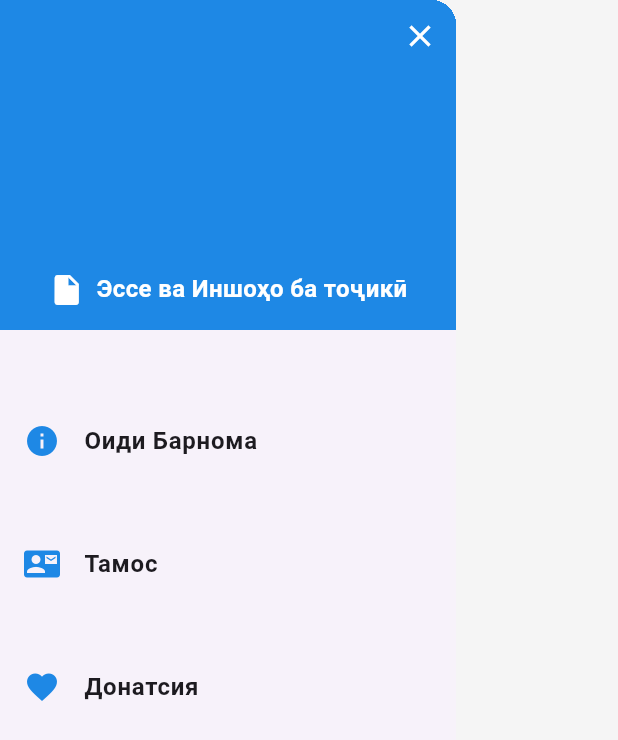
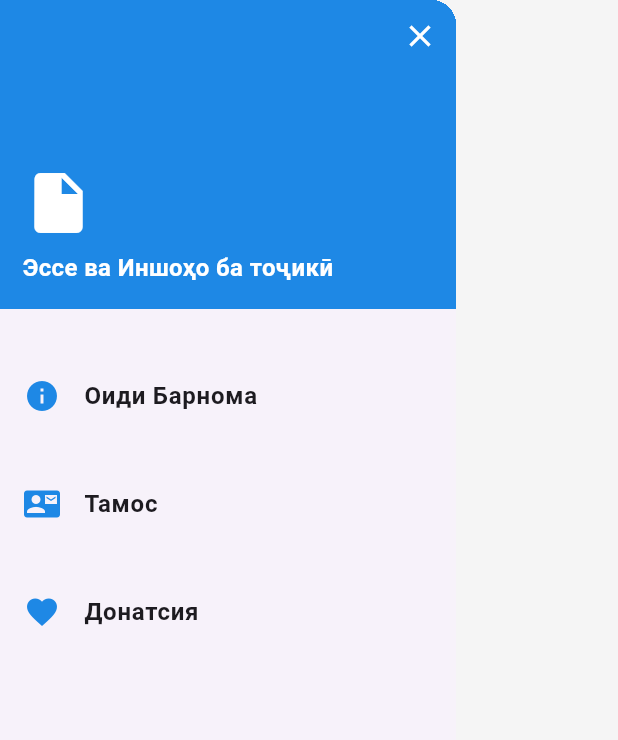
Before and after one commit to asliddinamir/Tajik_Essays, a Flutter app: the CustomDrawer widget shown alone on an empty page, opened directly, on a phone screen of 412 x 824 dp. Shown: the top 740 px of the screen. Run offline on Flutter 3.47's test engine with Material 3 defaults, Android fonts, the phone set to English and light mode, and no system bars; our stand-ins replace font_awesome_flutter; statements that could not run were skipped.

Commit message:
custom drawer updated

```diff
--- a/tajik_essays/lib/custom_drawer.dart
+++ b/tajik_essays/lib/custom_drawer.dart
@@ -8,6 +8,9 @@ class CustomDrawer extends StatelessWidget {
 
   @override
   Widget build(BuildContext context) {
+    final screenHeight = MediaQuery.of(context).size.height;
+    final headerHeight = screenHeight * 0.25; // 25% of the screen height
+
     return Drawer(
       child: Column(
         children: [
@@ -15,7 +18,7 @@ class CustomDrawer extends StatelessWidget {
           Container(
             color: const Color(0xFF1E88E5), // Blue background color
             padding: EdgeInsets.only(top: MediaQuery.of(context).padding.top),
-            height: 220.0, // Adjusted height for header
+            height: headerHeight, // Responsive height
             child: Column(
               mainAxisAlignment:
                   MainAxisAlignment.spaceBetween, // Space between children
@@ -30,17 +33,22 @@ class CustomDrawer extends StatelessWidget {
                     },
                   ),
                 ),
-                // Spacer to push the title to the bottom
-                Spacer(),
+                // Spacer to push the content to the bottom
+                const Spacer(),
                 // App Icon and Name
-                Padding(
-                  padding: const EdgeInsets.all(15.0),
+                const Padding(
+                  padding: EdgeInsets.all(15.0),
                   child: Row(
-                    mainAxisAlignment:
-                        MainAxisAlignment.center, // Center the content
                     children: [
-                      Icon(Icons.insert_drive_file, color: Colors.white),
-                      SizedBox(width: 8),
+                      // Column for icon and title
+                      Column(
+                        crossAxisAlignment: CrossAxisAlignment
+                            .start, // Align column to the start
+                        children: [
+                          Icon(Icons.insert_drive_file,
+                              color: Colors.white,
+                              size: 48.0), // Adjust size as needed
+                          SizedBox(height: 8), // Space between icon and title
                           Text(
                             'Эссе ва Иншоҳо ба тоҷикӣ',
                             style: TextStyle(
@@ -51,12 +59,14 @@ class CustomDrawer extends StatelessWidget {
                           ),
                         ],
                       ),
+                    ],
+                  ),
                 ),
               ],
             ),
           ),
           // Menu Items
-          SizedBox(height: 46),
+          SizedBox(height: 30),
           ListTile(
             leading: const Icon(Icons.info, color: Color(0xFF1E88E5)),
             title: const Text(
@@ -72,7 +82,7 @@ class CustomDrawer extends StatelessWidget {
               ));
             },
           ),
-          SizedBox(height: 26),
+          SizedBox(height: 16),
           ListTile(
             leading: const Icon(Icons.contact_mail, color: Color(0xFF1E88E5)),
             title: const Text(
@@ -88,7 +98,7 @@ class CustomDrawer extends StatelessWidget {
               ));
             },
           ),
-          const SizedBox(height: 26),
+          const SizedBox(height: 16),
           ListTile(
             leading: const Icon(Icons.favorite, color: Color(0xFF1E88E5)),
             title: const Text(
```
Lines whose indentation alone changed are shown as unchanged.
